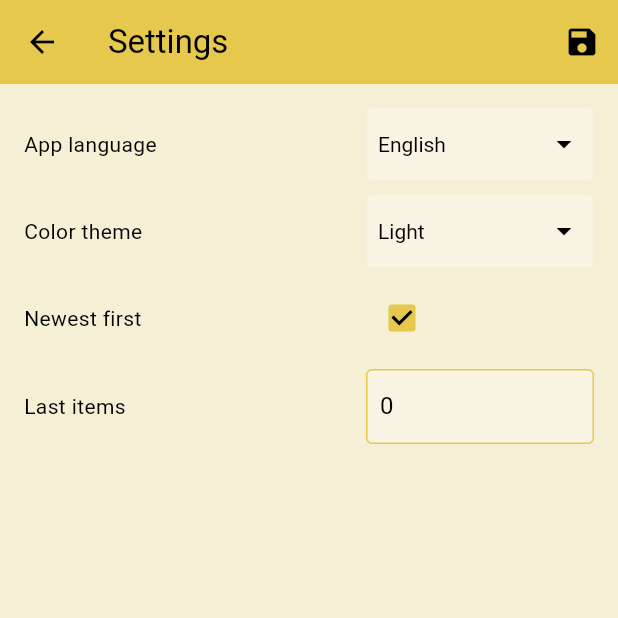
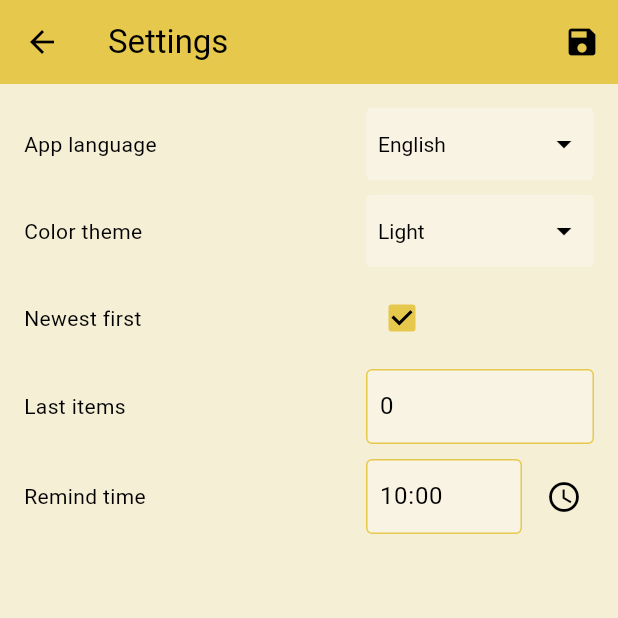
Before and after one commit to 3edc4rfv5rdx/memoriser, a Flutter app: the _SettingsScreenImpl screen opened directly, on a phone screen of 412 x 824 dp, the top half of it. Run offline on Flutter 3.47's test engine with Material 3 defaults, Android fonts, the phone set to English and light mode, and no system bars; our stand-ins replace sqflite, sqflite_common_ffi; accounts and stored records are empty.

Commit message:
add remind time settings

```diff
--- a/assets/locales.json
+++ b/assets/locales.json
@@ -238,5 +238,10 @@
   "Error saving item": {
     "ru": "Ошибка сохранения записи",
     "ua": "Помилка збереження запису"
+  },
+  "Remind time": {
+    "en": "Remind time",
+    "ru": "Время напоминания",
+    "ua": "Час нагадування"
   }
 }
--- a/lib/settings.dart
+++ b/lib/settings.dart
@@ -21,6 +21,7 @@ class _SettingsScreenImplState extends State<_SettingsScreenImpl> {
   String? _currentLanguage;
   bool _newestFirst = true;
   int _lastItems = 0; // Last items setting
+  String _remindTime = "10:00"; // Default remind time
   bool _isLoading = true;
 
   // Temporary values to track changes
@@ -28,10 +29,14 @@ class _SettingsScreenImplState extends State<_SettingsScreenImpl> {
   String? _newLanguage;
   bool? _newNewestFirst;
   int? _newLastItems; // Temporary value for Last items
+  String? _newRemindTime; // Temporary remind time
   bool _hasChanges = false;
 
   // Controller for Last items input field
   late TextEditingController _lastItemsController;
+
+  // Controller for remind time input field
+  late TextEditingController _remindTimeController;
 
   @override
   void initState() {
@@ -42,6 +47,7 @@ class _SettingsScreenImplState extends State<_SettingsScreenImpl> {
   @override
   void dispose() {
     _lastItemsController.dispose();
+    _remindTimeController.dispose();
     super.dispose();
   }
 
@@ -60,7 +66,11 @@ class _SettingsScreenImplState extends State<_SettingsScreenImpl> {
     final lastItemsValue = await getSetting("Last items") ?? defSettings["Last items"];
     final lastItems = int.tryParse(lastItemsValue) ?? 0;
 
+    // Load remind time setting
+    final remindTimeValue = await getSetting("Remind time") ?? "10:00";
+
     _lastItemsController = TextEditingController(text: lastItems.toString());
+    _remindTimeController = TextEditingController(text: remindTimeValue);
 
     if (mounted) {
       setState(() {
@@ -68,12 +78,14 @@ class _SettingsScreenImplState extends State<_SettingsScreenImpl> {
         _currentLanguage = languageValue.toLowerCase();
         _newestFirst = isNewestFirst;
         _lastItems = lastItems; // Initialize current value
+        _remindTime = remindTimeValue; // Initialize remind time
 
         // Initialize temporary values
         _newTheme = themeValue;
         _newLanguage = languageValue.toLowerCase();
         _newNewestFirst = isNewestFirst;
         _newLastItems = lastItems; // Initialize temporary value
+        _newRemindTime = remindTimeValue; // Initialize temporary remind time
 
         _isLoading = false;
         _hasChanges = false;
@@ -87,7 +99,8 @@ class _SettingsScreenImplState extends State<_SettingsScreenImpl> {
       _hasChanges = _newTheme != _currentTheme ||
           _newLanguage != _currentLanguage ||
           _newNewestFirst != _newestFirst ||
-          _newLastItems != _lastItems;
+          _newLastItems != _lastItems ||
+          _newRemindTime != _remindTime;
     });
   }
 
@@ -127,12 +140,19 @@ class _SettingsScreenImplState extends State<_SettingsScreenImpl> {
       savedSettings.add('last items');
     }
 
+    // Save remind time setting if changed
+    if (_newRemindTime != _remindTime && _newRemindTime != null) {
+      await saveSetting("Remind time", _newRemindTime.toString());
+      savedSettings.add('remind time');
+    }
+
     // Update current values
     setState(() {
       _currentTheme = _newTheme;
       _currentLanguage = _newLanguage;
       _newestFirst = _newNewestFirst ?? _newestFirst;
       _lastItems = _newLastItems ?? _lastItems;
+      _remindTime = _newRemindTime ?? _remindTime;
       _hasChanges = false;
     });
 
@@ -269,6 +289,15 @@ class _SettingsScreenImplState extends State<_SettingsScreenImpl> {
                 label: lw('Last items'),
                 child: _buildLastItemsField(),
                 helpId: 103, // Keep existing ID 103 for last items setting
+              ),
+
+              SizedBox(height: 10),
+
+              // Remind time row
+              _buildSettingsRow(
+                label: lw('Remind time'),
+                child: _buildRemindTimeField(),
+                helpId: 104, // New ID 104 for remind time setting
               ),
 
               // Add new settings here - they will scroll
@@ -426,4 +455,120 @@ class _SettingsScreenImplState extends State<_SettingsScreenImpl> {
       ),
     );
   }
+
+  // Function for Remind time input field and clock button outside
+  Widget _buildRemindTimeField() {
+    return Row(
+      children: [
+        // Text input field (takes most of the space)
+        Expanded(
+          child: Container(
+            decoration: BoxDecoration(
+              color: clFill,
+              borderRadius: BorderRadius.circular(4),
+              border: Border.all(color: clUpBar),
+            ),
+            padding: EdgeInsets.symmetric(horizontal: 8),
+            child: TextField(
+              controller: _remindTimeController,
+              keyboardType: TextInputType.text,
+              textAlign: TextAlign.left,
+              style: TextStyle(color: clText),
+              decoration: InputDecoration(
+                border: InputBorder.none,
+                hintText: '10:00',
+                hintStyle: TextStyle(color: clText),
+              ),
+              onChanged: (value) {
+                setState(() {
+                  _newRemindTime = value;
+                });
+                _checkForChanges();
+              },
+            ),
+          ),
+        ),
+        // Clock icon button (outside the text field)
+        Container(
+          margin: EdgeInsets.only(left: 8),
+          child: InkWell(
+            borderRadius: BorderRadius.circular(4),
+            onTap: () => _selectTime(context),
+            child: Container(
+              padding: EdgeInsets.all(8),
+              decoration: BoxDecoration(
+//                color: clUpBar,
+                borderRadius: BorderRadius.circular(4),
+              ),
+              child: Icon(
+                Icons.access_time,
+                color: clText,
+                size: 24,
+              ),
+            ),
+          ),
+        ),
+      ],
+    );
+  }
+
+  // Time picker function with styled buttons
+  Future<void> _selectTime(BuildContext context) async {
+    // Parse current time or use default
+    final List<String> timeParts = (_newRemindTime ?? "10:00").split(":");
+    final int hour = int.tryParse(timeParts[0]) ?? 10;
+    final int minute = int.tryParse(timeParts[1]) ?? 0;
+
+    final TimeOfDay initialTime = TimeOfDay(hour: hour, minute: minute);
+
+    final TimeOfDay? picked = await showTimePicker(
+      context: context,
+      initialTime: initialTime,
+      builder: (BuildContext context, Widget? child) {
+        return Theme(
+          data: Theme.of(context).copyWith(
+            timePickerTheme: TimePickerThemeData(
+              backgroundColor: clMenu,
+              hourMinuteTextColor: clText,
+              dayPeriodTextColor: clText,
+              dialHandColor: clUpBar,
+              dialBackgroundColor: clFill,
+              dialTextColor: clText,
+              entryModeIconColor: clText,
+            ),
+            colorScheme: ColorScheme.dark(
+              primary: clUpBar,
+              onPrimary: clText,
+              surface: clMenu,
+              onSurface: clText,
+            ),
+            textButtonTheme: TextButtonThemeData(
+              style: TextButton.styleFrom(
+                foregroundColor: clText,
+                backgroundColor: clUpBar,
+                padding: EdgeInsets.symmetric(horizontal: 16, vertical: 8),
+                shape: RoundedRectangleBorder(
+                  borderRadius: BorderRadius.circular(4),
+                ),
+              ),
+            ),
+          ),
+          child: child!,
+        );
+      },
+    );
+
+    if (picked != null) {
+      // Format to HH:MM
+      final String hour = picked.hour.toString().padLeft(2, '0');
+      final String minute = picked.minute.toString().padLeft(2, '0');
+      final String formattedTime = "$hour:$minute";
+
+      setState(() {
+        _newRemindTime = formattedTime;
+        _remindTimeController.text = formattedTime;
+      });
+      _checkForChanges();
+    }
+  }
 }
```
Also changed, not shown: assets/help.json (+8 -3 lines).
